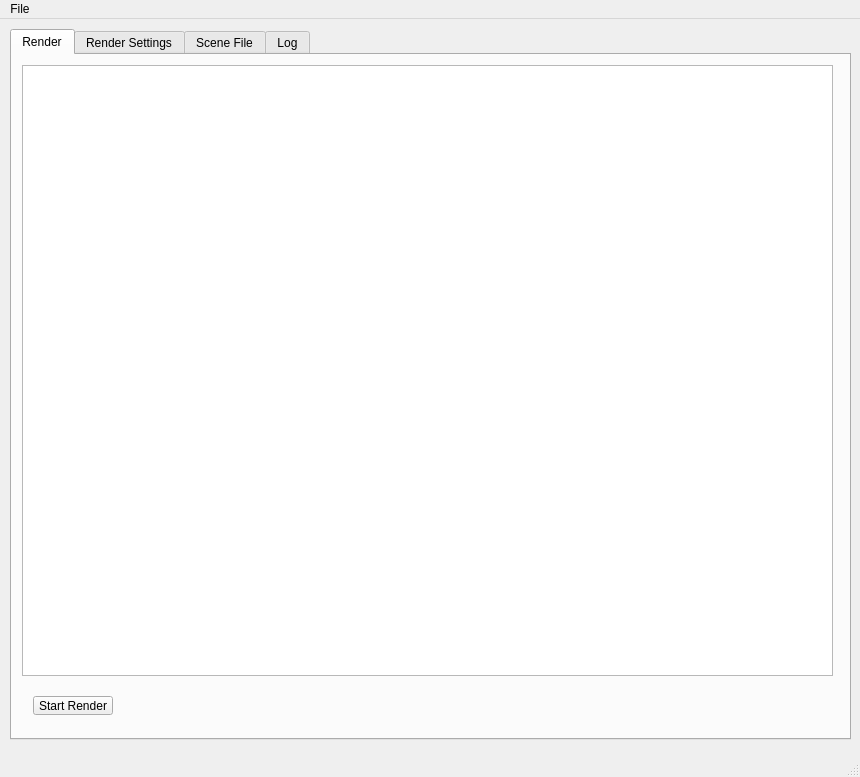
Above: mainwindow.ui from Theverat/SimpleTracer before the change. Below: the same form after it.
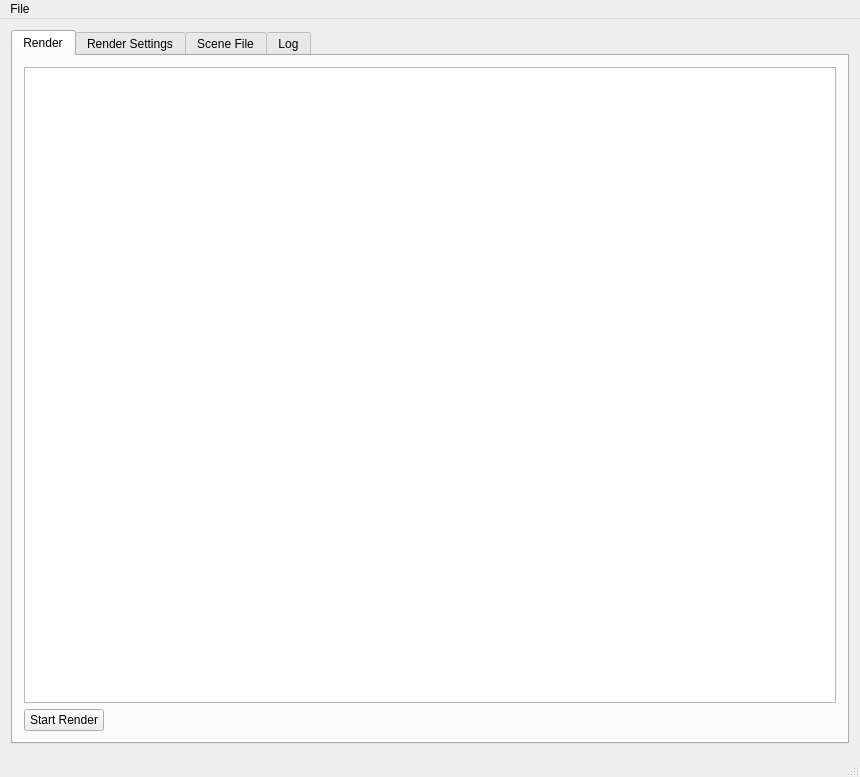
That is the form after the change. Icons and pictures are not drawn.

What changed in the file:
```diff
--- a/mainwindow.ui
+++ b/mainwindow.ui
@@ -24,15 +24,9 @@
    <locale language="English" country="UnitedStates"/>
   </property>
   <widget class="QWidget" name="centralWidget">
+   <layout class="QVBoxLayout" name="verticalLayout">
+    <item>
    <widget class="QTabWidget" name="tabWidget">
-    <property name="geometry">
-     <rect>
-      <x>10</x>
-      <y>10</y>
-      <width>841</width>
-      <height>711</height>
-     </rect>
-    </property>
     <property name="currentIndex">
      <number>0</number>
     </property>
@@ -52,15 +46,9 @@
      <attribute name="title">
       <string>Render</string>
      </attribute>
+       <layout class="QVBoxLayout" name="verticalLayout_2">
+        <item>
      <widget class="QGraphicsView" name="graphicsView">
-      <property name="geometry">
-       <rect>
-        <x>10</x>
-        <y>10</y>
-        <width>811</width>
-        <height>611</height>
-       </rect>
-      </property>
       <property name="verticalScrollBarPolicy">
        <enum>Qt::ScrollBarAsNeeded</enum>
       </property>
@@ -94,15 +82,8 @@
        <enum>QGraphicsView::MinimalViewportUpdate</enum>
       </property>
      </widget>
-     <widget class="QWidget" name="horizontalLayoutWidget">
-      <property name="geometry">
-       <rect>
-        <x>10</x>
-        <y>630</y>
-        <width>811</width>
-        <height>41</height>
-       </rect>
-      </property>
+        </item>
+        <item>
       <layout class="QHBoxLayout" name="horizontalLayout">
        <item>
         <widget class="QPushButton" name="pushButton">
@@ -125,7 +106,8 @@
         </spacer>
        </item>
       </layout>
-     </widget>
+        </item>
+       </layout>
     </widget>
     <widget class="QWidget" name="RenderSettingsTab">
      <attribute name="title">
@@ -292,6 +274,8 @@
      </widget>
     </widget>
    </widget>
+    </item>
+   </layout>
   </widget>
   <widget class="QMenuBar" name="menuBar">
    <property name="geometry">
```
Left out of the diff: 2 changed lines with no effect on the pictures. Lines whose indentation alone changed are shown as unchanged.
